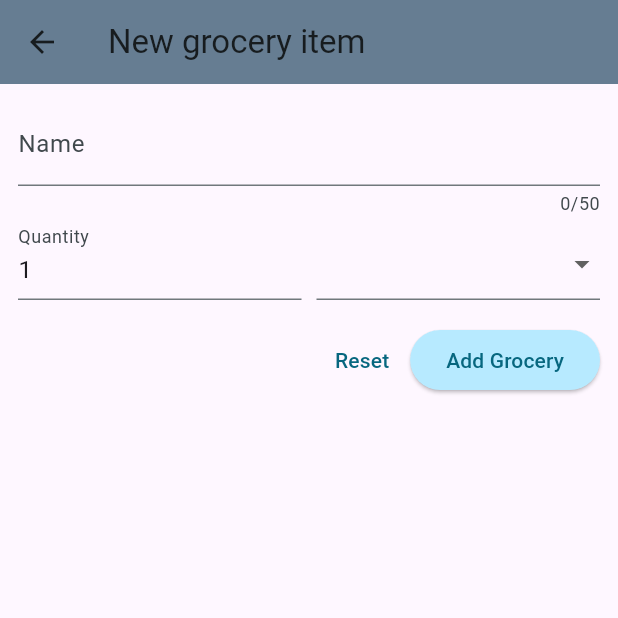
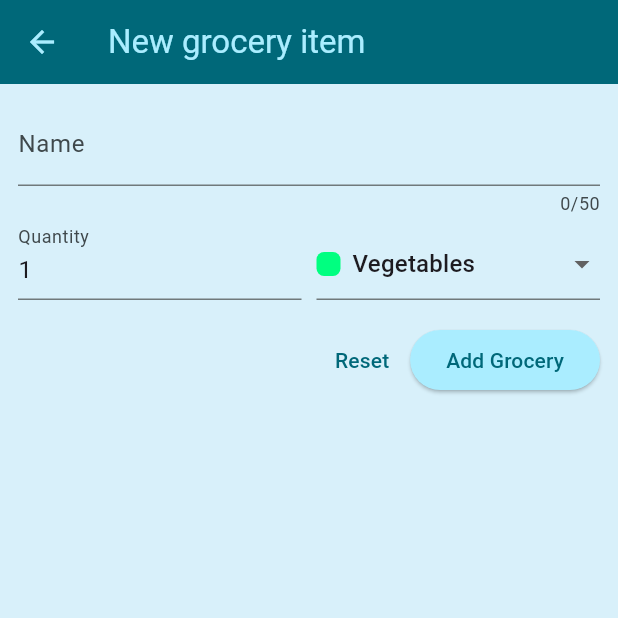
Before and after one commit to D0-xa/shopping_list, a Flutter app: the screen it shows after launch, after a tap on the "add" icon, on a phone screen of 412 x 824 dp, the top half of it. Run offline on Flutter 3.47's test engine with Material 3 defaults, Android fonts, the phone set to English and light mode, and no system bars.

Commit message:
Done with App UI

```diff
--- a/lib/Screens/grocery_screen.dart
+++ b/lib/Screens/grocery_screen.dart
@@ -2,6 +2,7 @@ import 'package:flutter/material.dart';
 
 import 'package:shopping_list/Screens/new_item.dart';
 import 'package:shopping_list/data/dummy_items.dart';
+import 'package:shopping_list/models/grocery_item.dart';
 import 'package:shopping_list/widgets/grocery_tile.dart';
 
 class GroceryScreen extends StatefulWidget {
@@ -12,26 +13,108 @@ class GroceryScreen extends StatefulWidget {
 }
 
 class _GroceryScreenState extends State<GroceryScreen> {
-  void _addItem() {
-    Navigator.of(context).push(
+  final List<GroceryItem> _groceryItems = groceryItems;
+
+  void _addItem() async {
+    final groceryItem = await Navigator.of(context).push<GroceryItem>(
       MaterialPageRoute(
         builder: (context) => const NewItemScreen(),
+      ),
+    );
+
+    if (groceryItem == null) {
+      return;
+    }
+
+    setState(() {
+      _groceryItems.add(groceryItem);
+    });
+  }
+
+  void _dismissItem(int index, GroceryItem groceryItem) {
+    setState(() {
+      _groceryItems.removeAt(index);
+    });
+
+    ScaffoldMessenger.of(context).clearSnackBars();
+    ScaffoldMessenger.of(context).showSnackBar(
+      SnackBar(
+        content: const Text('Grocery deleted'),
+        action: SnackBarAction(
+          label: 'Undo',
+          onPressed: () {
+            setState(() {
+              _groceryItems.insert(index, groceryItem);
+            });
+          },
+        ),
+        margin: const EdgeInsets.symmetric(
+          horizontal: 10,
+          vertical: 16,
+        ),
+        behavior: SnackBarBehavior.floating,
+        shape: RoundedRectangleBorder(
+          borderRadius: BorderRadius.circular(8),
+        ),
       ),
     );
   }
 
   @override
   Widget build(BuildContext context) {
+    Widget content = Column(
+      mainAxisSize: MainAxisSize.min,
+      children: [
+        Center(
+          child: Image.asset(
+            'assets/groceries_add.png',
+            width: 250,
+            height: 400,
+          ),
+        ),
+        const Center(
+          child: Text(
+            'Once you add a new grocery, you\'ll see it listed here',
+          ),
+        ),
+      ],
+    );
+
+    if (_groceryItems.isNotEmpty) {
+      content = ListView.builder(
+        itemCount: _groceryItems.length,
+        itemBuilder: (context, index) => Dismissible(
+          key: ValueKey(_groceryItems[index].id),
+          background: Container(
+            color: Theme.of(context).colorScheme.error,
+            child: Row(
+              mainAxisAlignment: MainAxisAlignment.end,
+              children: [
+                Icon(
+                  Icons.delete_sweep,
+                  size: 32,
+                  color: Theme.of(context).colorScheme.primaryContainer,
+                ),
+                const SizedBox(
+                  width: 16,
+                ),
+              ],
+            ),
+          ),
+          onDismissed: (direction) {
+            _dismissItem(index, _groceryItems[index]);
+          },
+          child: GroceryTile(groceryItem: _groceryItems[index]),
+        ),
+      );
+    }
+
     return Scaffold(
       appBar: AppBar(
         title: const Text('Your Groceries'),
         elevation: 5,
       ),
-      body: ListView.builder(
-        itemCount: groceryItems.length,
-        itemBuilder: (context, index) =>
-            GroceryTile(groceryItem: groceryItems[index]),
-      ),
+      body: content,
       floatingActionButton: Padding(
         padding: const EdgeInsets.only(
           right: 20,
--- a/lib/Screens/new_item.dart
+++ b/lib/Screens/new_item.dart
@@ -1,6 +1,8 @@
 import 'package:flutter/material.dart';
 
 import 'package:shopping_list/data/categories.dart';
+import 'package:shopping_list/models/category.dart';
+import 'package:shopping_list/models/grocery_item.dart';
 
 class NewItemScreen extends StatefulWidget {
   const NewItemScreen({super.key});
@@ -11,9 +13,21 @@ class NewItemScreen extends StatefulWidget {
 
 class NewItemScreenState extends State<NewItemScreen> {
   final _formKey = GlobalKey<FormState>();
+  var _enteredName = '';
+  var _enteredQuantity = 1;
+  var _selectedCategory = categories[Categories.vegetables]!;
 
   void _saveItem() {
-    _formKey.currentState!.validate();
+    if (_formKey.currentState!.validate()) {
+      _formKey.currentState!.save();
+      print(DateTime.now().toString());
+      Navigator.of(context).pop(GroceryItem(
+        id: DateTime.now().toString(),
+        name: _enteredName,
+        quantity: _enteredQuantity,
+        category: _selectedCategory,
+      ));
+    }
   }
 
   @override
@@ -44,6 +58,9 @@ class NewItemScreenState extends State<NewItemScreen> {
                     }
                     return null;
                   },
+                  onSaved: (newValue) {
+                    _enteredName = newValue!;
+                  },
                 ), // instead of TextField()
                 Row(
                   crossAxisAlignment: CrossAxisAlignment.end,
@@ -52,7 +69,7 @@ class NewItemScreenState extends State<NewItemScreen> {
                       child: TextFormField(
                         decoration:
                             const InputDecoration(label: Text('Quantity')),
-                        initialValue: '1',
+                        initialValue: _enteredQuantity.toString(),
                         keyboardType: TextInputType.number,
                         validator: (value) {
                           if (value == null ||
@@ -63,6 +80,9 @@ class NewItemScreenState extends State<NewItemScreen> {
                           }
                           return null;
                         },
+                        onSaved: (newValue) {
+                          _enteredQuantity = int.parse(newValue!);
+                        },
                       ),
                     ),
                     const SizedBox(
@@ -70,6 +90,7 @@ class NewItemScreenState extends State<NewItemScreen> {
                     ),
                     Expanded(
                       child: DropdownButtonFormField(
+                        value: _selectedCategory,
                         items: [
                           for (final category in categories.entries)
                             DropdownMenuItem(
@@ -77,9 +98,12 @@ class NewItemScreenState extends State<NewItemScreen> {
                               child: Row(
                                 children: [
                                   Container(
+                                    decoration: BoxDecoration(
+                                      color: category.value.color,
+                                      borderRadius: BorderRadius.circular(5),
+                                    ),
                                     width: 16,
                                     height: 16,
-                                    color: category.value.color,
                                   ),
                                   const SizedBox(
                                     width: 8,
@@ -89,7 +113,11 @@ class NewItemScreenState extends State<NewItemScreen> {
                               ),
                             )
                         ],
-                        onChanged: (value) {},
+                        onChanged: (value) {
+                          setState(() {
+                            _selectedCategory = value!;
+                          });
+                        },
                       ),
                     ),
                   ],
--- a/lib/main.dart
+++ b/lib/main.dart
@@ -1,12 +1,13 @@
 import 'package:flutter/material.dart';
+
 import 'package:shopping_list/Screens/grocery_screen.dart';
 
 final kColorScheme = ColorScheme.fromSeed(
-  seedColor: const Color.fromARGB(255, 20, 187, 228),
-  surface: const Color.fromARGB(255, 102, 125, 146),
+  seedColor: const Color.fromARGB(255, 147, 229, 250),
+  surface: const Color.fromARGB(255, 42, 51, 59),
 );
 
-final kdarkColorScheme = ColorScheme.fromSeed(
+final kDarkColorScheme = ColorScheme.fromSeed(
   seedColor: const Color.fromARGB(255, 147, 229, 250),
   brightness: Brightness.dark,
   surface: const Color.fromARGB(255, 42, 51, 59),
@@ -25,9 +26,14 @@ class MyApp extends StatelessWidget {
       debugShowCheckedModeBanner: false,
       theme: ThemeData.light(useMaterial3: true).copyWith(
         colorScheme: kColorScheme,
+        appBarTheme: const AppBarTheme().copyWith(
+          backgroundColor: kColorScheme.primary,
+          foregroundColor: kColorScheme.primaryContainer,
+        ),
+        scaffoldBackgroundColor: const Color.fromARGB(255, 216, 240, 250),
       ),
       darkTheme: ThemeData.dark(useMaterial3: true).copyWith(
-        colorScheme: kdarkColorScheme,
+        colorScheme: kDarkColorScheme,
         scaffoldBackgroundColor: const Color.fromARGB(255, 50, 58, 60),
       ),
       title: 'Flutter Groceries',
--- a/lib/widgets/grocery_tile.dart
+++ b/lib/widgets/grocery_tile.dart
@@ -14,7 +14,10 @@ class GroceryTile extends StatelessWidget {
   Widget build(BuildContext context) {
     return ListTile(
       leading: Container(
-        color: groceryItem.category.color,
+        decoration: BoxDecoration(
+          color: groceryItem.category.color,
+          borderRadius: BorderRadius.circular(5),
+        ),
         height: 24,
         width: 24,
       ),
--- a/pubspec.yaml
+++ b/pubspec.yaml
@@ -35,6 +35,7 @@ dependencies:
   # The following adds the Cupertino Icons font to your application.
   # Use with the CupertinoIcons class for iOS style icons.
   cupertino_icons: ^1.0.6
+  google_fonts: ^6.2.1
 
 dev_dependencies:
   flutter_test:
@@ -59,8 +60,8 @@ flutter:
   uses-material-design: true
 
   # To add assets to your application, add an assets section, like this:
-  # assets:
-  #   - images/a_dot_burr.jpeg
+  assets:
+    - assets/groceries_add.png
   #   - images/a_dot_ham.jpeg
 
   # An image asset can refer to one or more resolution-specific "variants", see
```
Also changed, not shown: assets/groceries_add.png (added), pubspec.lock, 1 other file.
